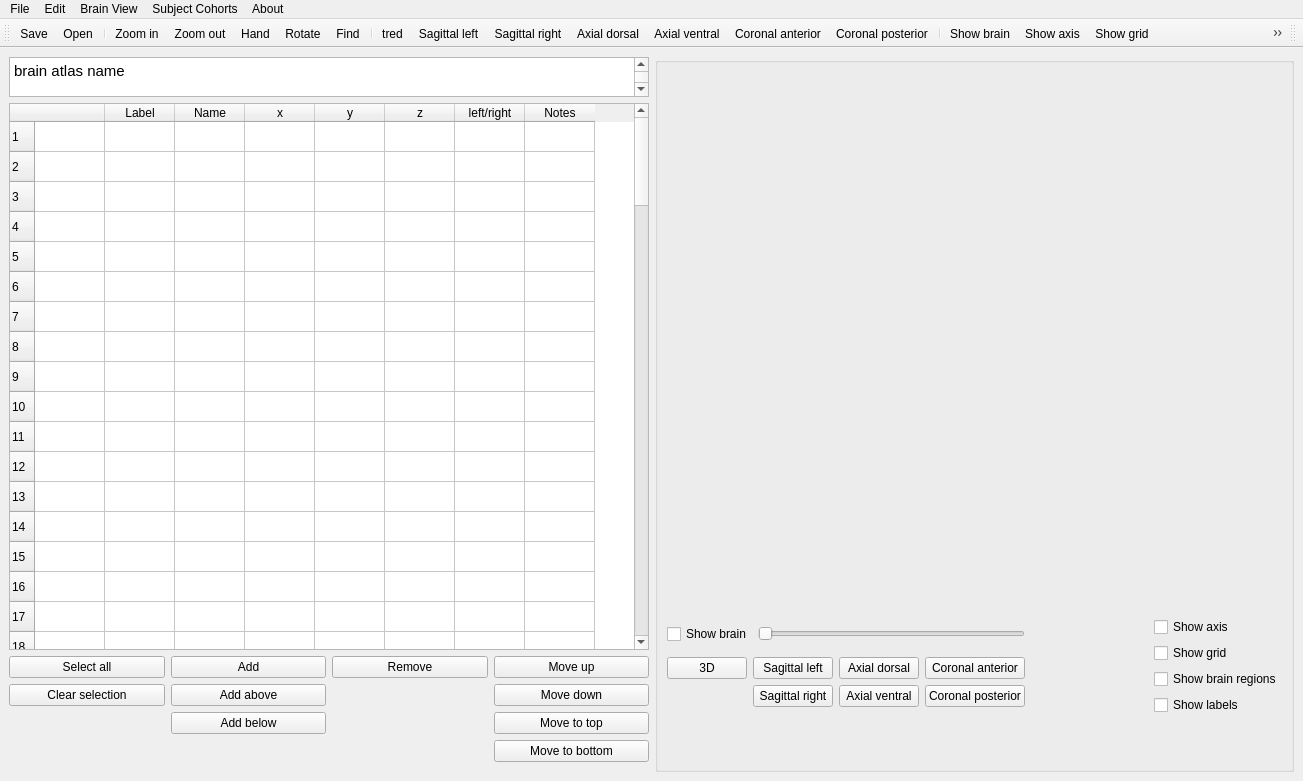
The window that braphy/gui/ui_files/brain_atlas.ui (softmatterlab/Braph-2.0-Python) describes before a commit, drawn with Qt 5.
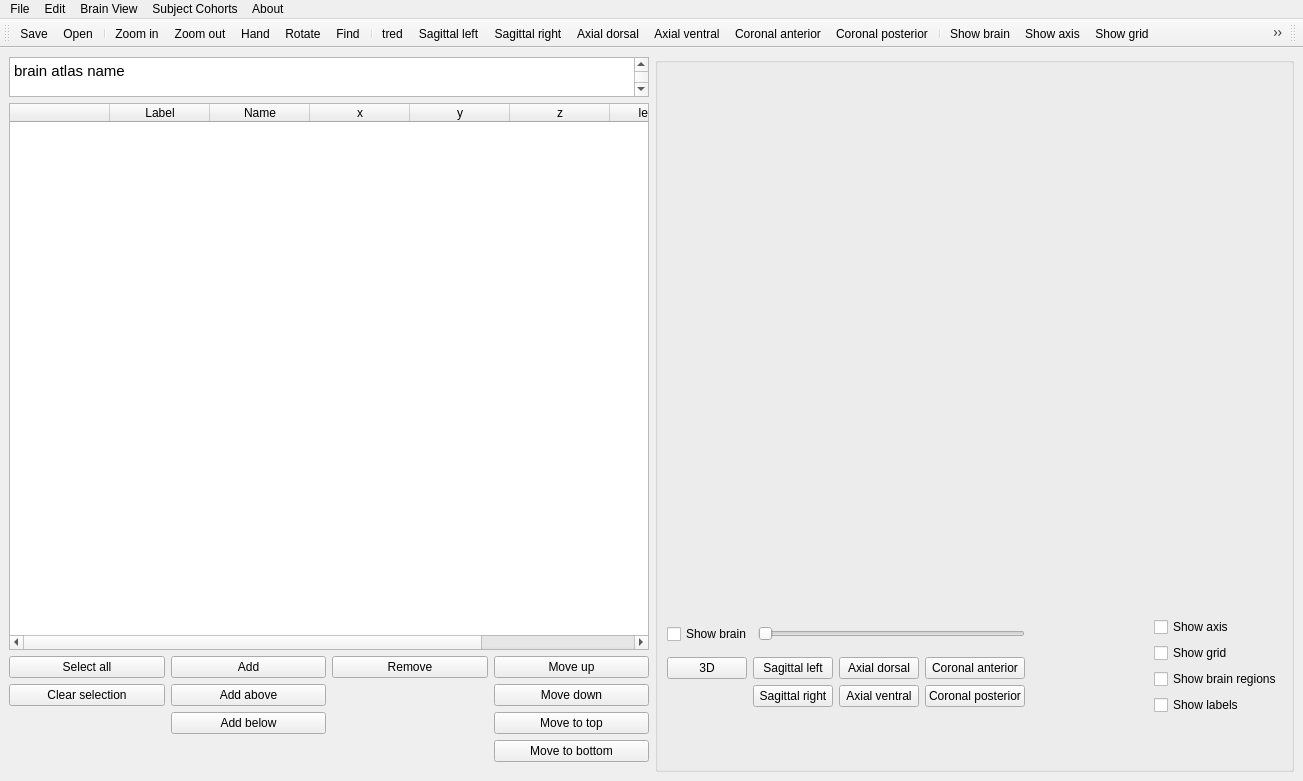
The same window after the commit. Icons and pictures are not drawn.

Commit message: Integrate brain atlas in gui

Diff of the .ui file:
```diff
--- a/braphy/gui/ui_files/brain_atlas.ui
+++ b/braphy/gui/ui_files/brain_atlas.ui
@@ -60,127 +60,6 @@
         </item>
         <item>
          <widget class="QTableWidget" name="tableWidget">
-          <property name="sizePolicy">
-           <sizepolicy hsizetype="Expanding" vsizetype="Expanding">
-            <horstretch>0</horstretch>
-            <verstretch>0</verstretch>
-           </sizepolicy>
-          </property>
-          <property name="showGrid">
-           <bool>true</bool>
-          </property>
-          <property name="cornerButtonEnabled">
-           <bool>true</bool>
-          </property>
-          <property name="rowCount">
-           <number>100</number>
-          </property>
-          <property name="columnCount">
-           <number>8</number>
-          </property>
-          <attribute name="horizontalHeaderDefaultSectionSize">
-           <number>70</number>
-          </attribute>
-          <row/>
-          <row/>
-          <row/>
-          <row/>
-          <row/>
-          <row/>
-          <row/>
-          <row/>
-          <row/>
-          <row/>
-          <row/>
-          <row/>
-          <row/>
-          <row/>
-          <row/>
-          <row/>
-          <row/>
-          <row/>
-          <row/>
-          <row/>
-          <row/>
-          <row/>
-          <row/>
-          <row/>
-          <row/>
-          <row/>
-          <row/>
-          <row/>
-          <row/>
-          <row/>
-          <row/>
-          <row/>
-          <row/>
-          <row/>
-          <row/>
-          <row/>
-          <row/>
-          <row/>
-          <row/>
-          <row/>
-          <row/>
-          <row/>
-          <row/>
-          <row/>
-          <row/>
-          <row/>
-          <row/>
-          <row/>
-          <row/>
-          <row/>
-          <row/>
-          <row/>
-          <row/>
-          <row/>
-          <row/>
-          <row/>
-          <row/>
-          <row/>
-          <row/>
-          <row/>
-          <row/>
-          <row/>
-          <row/>
-          <row/>
-          <row/>
-          <row/>
-          <row/>
-          <row/>
-          <row/>
-          <row/>
-          <row/>
-          <row/>
-          <row/>
-          <row/>
-          <row/>
-          <row/>
-          <row/>
-          <row/>
-          <row/>
-          <row/>
-          <row/>
-          <row/>
-          <row/>
-          <row/>
-          <row/>
-          <row/>
-          <row/>
-          <row/>
-          <row/>
-          <row/>
-          <row/>
-          <row/>
-          <row/>
-          <row/>
-          <row/>
-          <row/>
-          <row/>
-          <row/>
-          <row/>
-          <row/>
           <column>
            <property name="text">
             <string/>
```
Left out of the diff: 46 changed lines with no effect on the pictures. The commit also changes 7 other files.
